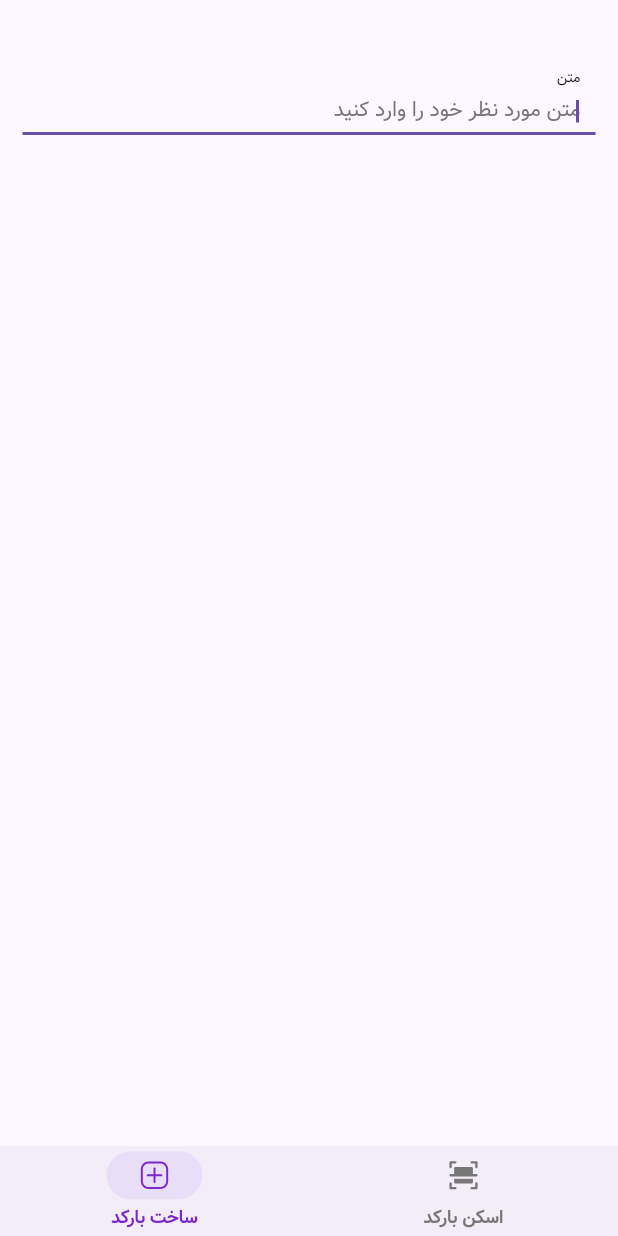
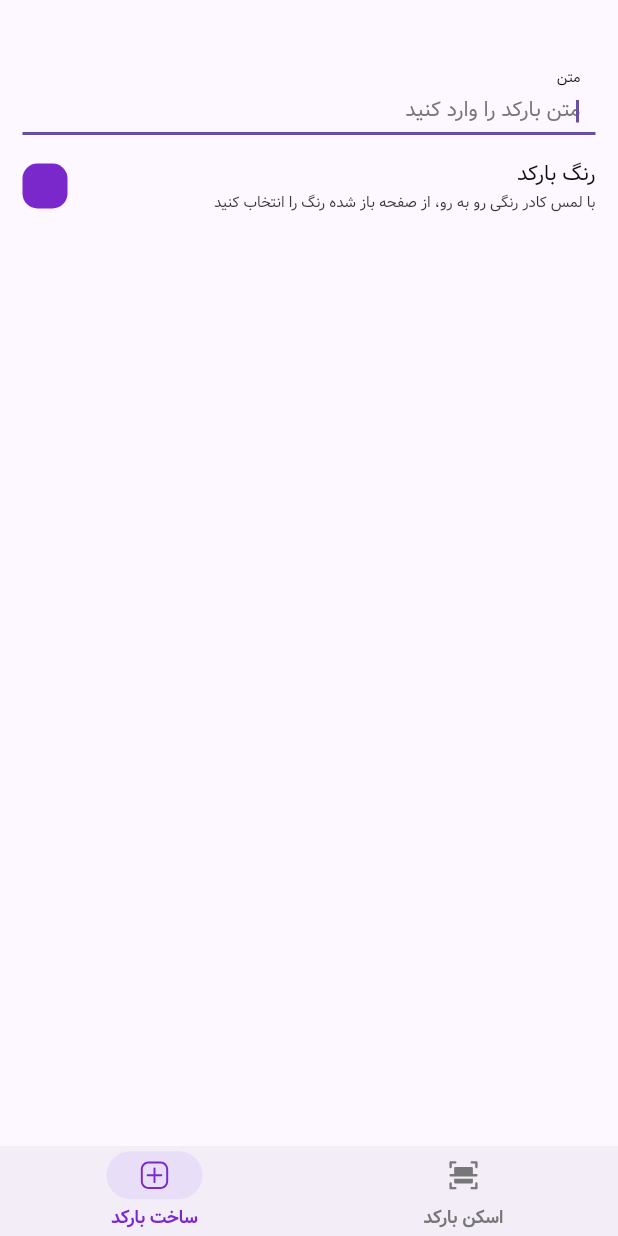
Before and after one commit to AliEasy/flutter_easy_barcode, a Flutter app: the screen it shows after launch, item 2 of the bottom bar chosen, on a phone screen of 412 x 824 dp. Run offline on Flutter 3.47's test engine with Material 3 defaults, Android fonts, the phone set to English and light mode, and no system bars; our stand-ins replace equatable, flutter_bloc, flutter_staggered_animations, flutter_svg, fluttertoast, get_it and 3 more; missing offline and left inert: flex_color_picker, mobile_scanner; generated files the repository leaves out were written again.

Commit message:
Add: Create barcode based on color

```diff
--- a/lib/feature/create_barcode/domain/entity/barcode_options.dart
+++ b/lib/feature/create_barcode/domain/entity/barcode_options.dart
@@ -1,5 +1,8 @@
+import 'package:flutter/material.dart';
+
 class BarcodeOptions {
-  String? value;
+  String value;
+  Color? color;
 
-  BarcodeOptions({this.value});
+  BarcodeOptions({required this.value, this.color});
 }
--- a/lib/feature/create_barcode/presentation/manager/create_barcode_bloc/create_barcode_bloc.dart
+++ b/lib/feature/create_barcode/presentation/manager/create_barcode_bloc/create_barcode_bloc.dart
@@ -1,3 +1,4 @@
+import 'package:flutter/material.dart';
 import 'package:flutter_bloc/flutter_bloc.dart';
 import 'package:equatable/equatable.dart';
 import 'package:injectable/injectable.dart';
@@ -10,12 +11,12 @@ part 'create_barcode_state.dart';
 
 @injectable
 class CreateBarcodeBloc extends Bloc<CreateBarcodeEvent, CreateBarcodeState> {
-  final BarcodeOptions _barcodeOptions = BarcodeOptions();
+  final BarcodeOptions _barcodeOptions = BarcodeOptions(value: '');
 
   CreateBarcodeBloc()
       : super(
           CreateBarcodeInitialState(
-            barcodeOptions: BarcodeOptions(),
+            barcodeOptions: BarcodeOptions(value: ''),
           ),
         ) {
     on<CreateBarcodeUpdatedEvent>(_updateBarcode);
@@ -26,6 +27,12 @@ class CreateBarcodeBloc extends Bloc<CreateBarcodeEvent, CreateBarcodeState> {
     if (event.value != null) {
       _barcodeOptions.value = event.value!;
     }
+    if (_barcodeOptions.value.isEmpty) {
+      return;
+    }
+    if (event.color != null) {
+      _barcodeOptions.color = event.color!;
+    }
     emit(CreateBarcodeUpdatedState(barcodeOptions: _barcodeOptions));
   }
 }
--- a/lib/feature/create_barcode/presentation/manager/create_barcode_bloc/create_barcode_event.dart
+++ b/lib/feature/create_barcode/presentation/manager/create_barcode_bloc/create_barcode_event.dart
@@ -6,9 +6,10 @@ abstract class CreateBarcodeEvent extends Equatable {
 
 class CreateBarcodeUpdatedEvent extends CreateBarcodeEvent {
   final String? value;
+  final Color? color;
 
-  const CreateBarcodeUpdatedEvent({this.value});
+  const CreateBarcodeUpdatedEvent({this.value, this.color});
 
   @override
-  List<Object?> get props => [value];
+  List<Object?> get props => [value, color];
 }
--- a/lib/feature/create_barcode/presentation/manager/create_barcode_bloc/create_barcode_state.dart
+++ b/lib/feature/create_barcode/presentation/manager/create_barcode_bloc/create_barcode_state.dart
@@ -9,12 +9,12 @@ class CreateBarcodeInitialState extends CreateBarcodeState {
   const CreateBarcodeInitialState({required super.barcodeOptions});
 
   @override
-  List<Object?> get props => [barcodeOptions.value];
+  List<Object?> get props => [barcodeOptions.value, barcodeOptions.color];
 }
 
 class CreateBarcodeUpdatedState extends CreateBarcodeState {
   const CreateBarcodeUpdatedState({required super.barcodeOptions});
 
   @override
-  List<Object?> get props => [barcodeOptions.value];
+  List<Object?> get props => [barcodeOptions.value, barcodeOptions.color];
 }
--- a/lib/feature/create_barcode/presentation/pages/create_barcode.dart
+++ b/lib/feature/create_barcode/presentation/pages/create_barcode.dart
@@ -1,5 +1,7 @@
+import 'package:flex_color_picker/flex_color_picker.dart';
 import 'package:flutter/material.dart';
 import 'package:flutter_bloc/flutter_bloc.dart';
+import 'package:flutter_easy_barcode/core/config/theme/theme.dart';
 import 'package:flutter_easy_barcode/core/di/base/di_setup.dart';
 import 'package:pretty_qr_code/pretty_qr_code.dart';
 
@@ -14,7 +16,7 @@ class CreateBarcodePage extends StatelessWidget {
 
   @override
   Widget build(BuildContext context) {
-    final valueController = TextEditingController();
+    Color barcodeColor = Theme.of(context).primary;
     return BlocProvider(
       create: (context) => getIt<CreateBarcodeBloc>(),
       child: Builder(builder: (context) {
@@ -25,29 +27,80 @@ class CreateBarcodePage extends StatelessWidget {
               children: [
                 Space.h32,
                 TextFormFieldWidget(
-                  controller: valueController,
                   labelText: Strings.instance.appLocalization.text,
-                  hintText: Strings.instance.appLocalization.enterText,
+                  hintText: Strings.instance.appLocalization.enterBarcodeText,
                   autoFocus: true,
                   listener: (value) {
                     context.read<CreateBarcodeBloc>().add(
-                          CreateBarcodeUpdatedEvent(value: value),
+                          CreateBarcodeUpdatedEvent(
+                            value: value,
+                          ),
                         );
                   },
                 ),
-                Space.h12,
+                Space.h16,
+                Row(
+                  mainAxisAlignment: MainAxisAlignment.spaceBetween,
+                  children: [
+                    Column(
+                      crossAxisAlignment: CrossAxisAlignment.start,
+                      children: [
+                        Text(
+                          Strings.instance.appLocalization.barcodeColor,
+                          style: Theme.of(context).textTheme.labelLarge,
+                        ),
+                        Space.h2,
+                        Text(
+                          Strings.instance.appLocalization.chooseBarcodeColorHint,
+                          style: Theme.of(context).textTheme.bodyMedium?.copyWith(
+                                color: Theme.of(context).neutral[700],
+                              ),
+                        )
+                      ],
+                    ),
+                    InkWell(
+                      onTap: () async {
+                        barcodeColor = await _changeColor(context, barcodeColor);
+                        if (!context.mounted) return;
+                        context.read<CreateBarcodeBloc>().add(
+                              CreateBarcodeUpdatedEvent(
+                                color: barcodeColor,
+                              ),
+                            );
+                      },
+                      child: BlocBuilder<CreateBarcodeBloc, CreateBarcodeState>(
+                        builder: (context, state) {
+                          return Container(
+                            height: 30,
+                            width: 30,
+                            decoration: BoxDecoration(
+                              color: state.barcodeOptions.color ?? barcodeColor,
+                              borderRadius: const BorderRadius.all(
+                                Radius.circular(10),
+                              ),
+                            ),
+                          );
+                        },
+                      ),
+                    ),
+                  ],
+                ),
+                Space.h24,
                 BlocBuilder<CreateBarcodeBloc, CreateBarcodeState>(
                   builder: (context, state) {
-                    if (state is CreateBarcodeUpdatedState) {
-                      BarcodeOptions barcodeOptions = state.barcodeOptions;
+                    BarcodeOptions barcodeOptions = state.barcodeOptions;
+                    if (barcodeOptions.value.isNotEmpty) {
                       return SizedBox(
                         height: 100,
                         width: 100,
                         child: PrettyQrView.data(
-                          data: barcodeOptions.value!,
-                          decoration: const PrettyQrDecoration(
-                            image: PrettyQrDecorationImage(
+                          data: barcodeOptions.value,
+                          decoration: PrettyQrDecoration(
+                            image: const PrettyQrDecorationImage(
                               image: AssetImage('images/flutter.png'),
+                            ),
+                            shape: PrettyQrSmoothSymbol(
+                              color: barcodeOptions.color ?? barcodeColor,
                             ),
                           ),
                         ),
@@ -63,4 +116,36 @@ class CreateBarcodePage extends StatelessWidget {
       }),
     );
   }
+
+  Future<Color> _changeColor(BuildContext context, Color initialColor) async {
+    final Color newColor = await showColorPickerDialog(
+      context,
+      initialColor,
+      title: Text(
+        Strings.instance.appLocalization.barcodeColor,
+        style: Theme.of(context).textTheme.titleLarge,
+      ),
+      width: 40,
+      height: 40,
+      spacing: 0,
+      runSpacing: 0,
+      borderRadius: 0,
+      wheelDiameter: 165,
+      pickersEnabled: <ColorPickerType, bool>{
+        ColorPickerType.primary: true,
+        ColorPickerType.accent: false,
+      },
+      actionButtons: const ColorPickerActionButtons(
+        okButton: true,
+        closeButton: true,
+        dialogActionButtons: false,
+      ),
+      constraints: const BoxConstraints(
+        minHeight: 380,
+        minWidth: 320,
+        maxWidth: 320,
+      ),
+    );
+    return newColor;
+  }
 }
--- a/lib/l10n/app_fa.arb
+++ b/lib/l10n/app_fa.arb
@@ -24,6 +24,9 @@
   "cameraPermissionDesc": "برای استفاده از دوربین به دسترسی نیاز است.\nآیا ادامه میدهید؟",
   "continueLabel" : "ادامه",
   "cancel" : "انصراف",
-  "enterText" : "متن مورد نظر خود را وارد کنید",
+  "barcodeColor" : "رنگ بارکد",
+  "enterBarcodeText" : "متن بارکد را وارد کنید",
+  "chooseBarcodeColor" : "رنگ بارکد را انتخاب کنید",
+  "chooseBarcodeColorHint" : "با لمس کادر رنگی رو به رو، از صفحه باز شده رنگ را انتخاب کنید",
   "empty": "خالی"
 }
```
